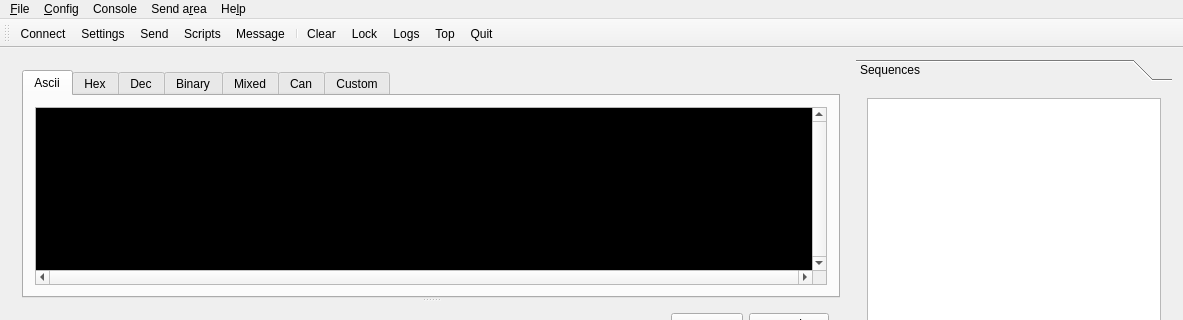
Above: ScriptCommunicator/mainwindow.ui from szieke/ScriptCommunicator_serial-terminal before the change; both pictures show x 0 to 1183 and y 0 to 320 of the 1183 by 742 pixel window. Below: the same form after it.
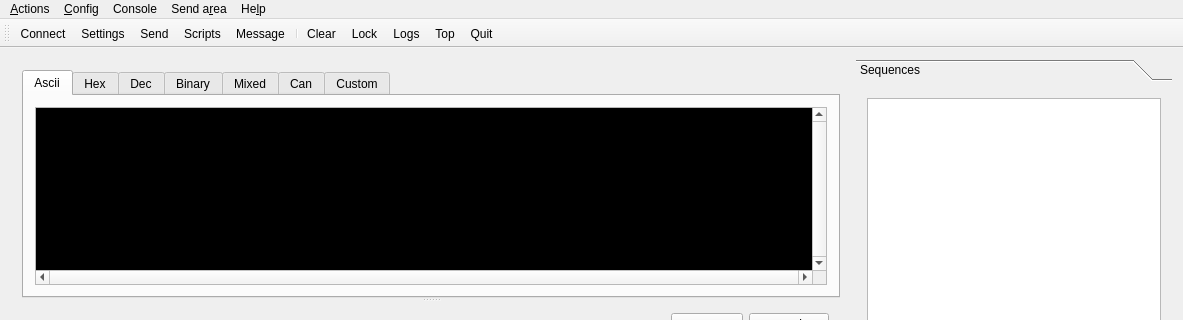
That is the form after the change. The open tabs and pages were chosen to show the change. Icons and pictures are not drawn. Custom widgets are drawn as their Qt base class.

Commit message: - rename the File menu to Actions - changed some shortcuts in the Actions menu

Patch:
```diff
--- a/ScriptCommunicator/mainwindow.ui
+++ b/ScriptCommunicator/mainwindow.ui
@@ -1657,7 +1657,7 @@
    </widget>
    <widget class="QMenu" name="menu_File">
     <property name="title">
-     <string>&amp;File</string>
+     <string>&amp;Actions</string>
     </property>
     <addaction name="actionConnect"/>
     <addaction name="actionConfigure"/>
```
Left out of the diff: 75 changed lines with no effect on the pictures. The commit also changes 1 other file.
